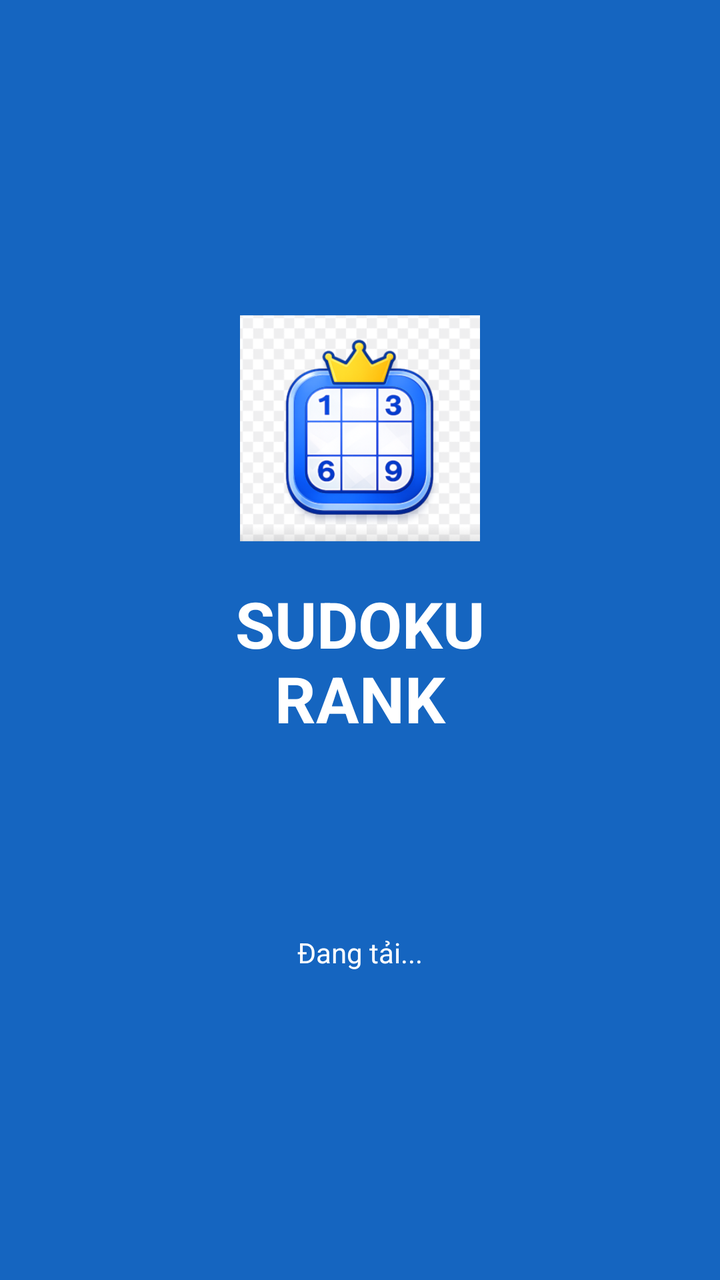
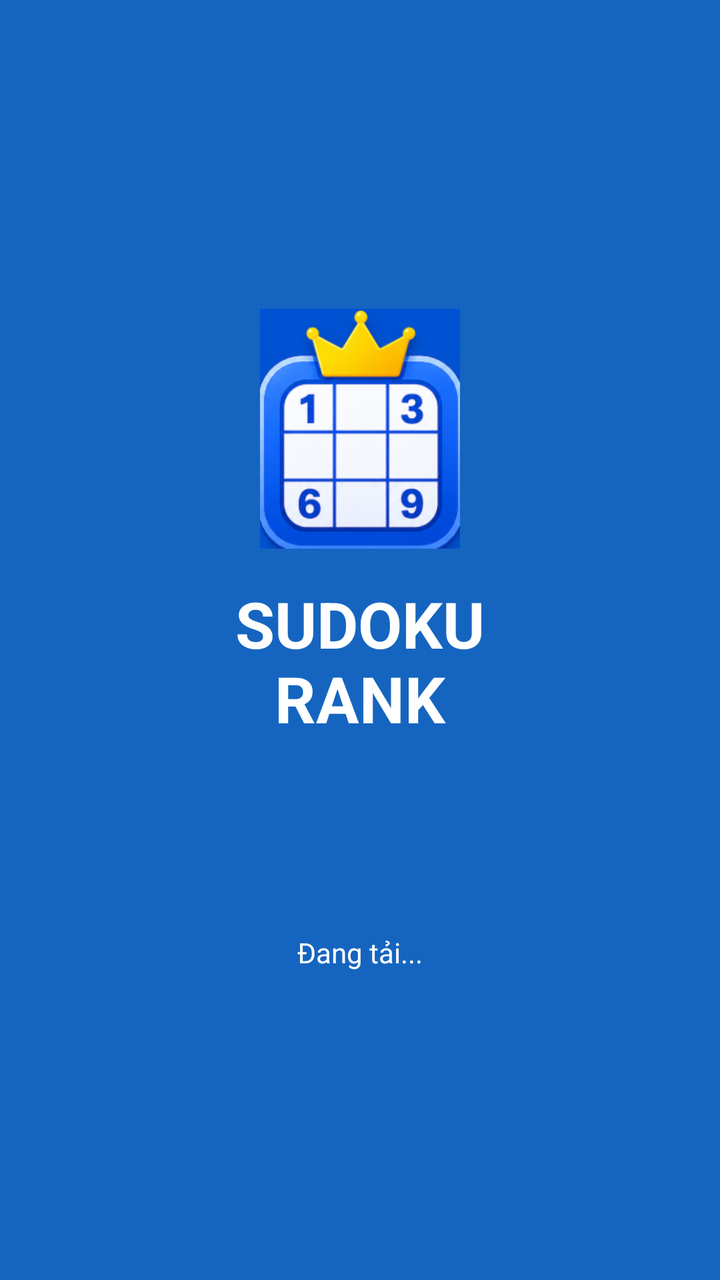

The first picture is an Android layout as it rendered before a commit; the second is the same layout after the commit. The layout source and the unified diff follow.
<!-- AndroidManifest.xml: application theme Theme.SudokuRank -->
<!-- res/layout/activity_splash.xml -->
<?xml version="1.0" encoding="utf-8"?>
<RelativeLayout xmlns:android="http://schemas.android.com/apk/res/android"
    android:layout_width="match_parent"
    android:layout_height="match_parent"
    android:background="@color/sudoku_primary_dark">

    <LinearLayout
        android:layout_width="wrap_content"
        android:layout_height="wrap_content"
        android:layout_centerInParent="true"
        android:gravity="center"
        android:orientation="vertical">

        <ImageView
            android:layout_width="120dp"
            android:layout_height="120dp"
            android:src="@mipmap/anhnennn" />

        <TextView
            android:layout_width="wrap_content"
            android:layout_height="wrap_content"
            android:layout_marginTop="16dp"
            android:text="SUDOKU\nRANK"
            android:textAlignment="center"
            android:textColor="@color/white"
            android:textSize="32sp"
            android:textStyle="bold" />

        <ProgressBar
            android:layout_width="wrap_content"
            android:layout_height="wrap_content"
            android:layout_marginTop="32dp"
            android:indeterminateTint="@color/white" />

        <TextView
            android:layout_width="wrap_content"
            android:layout_height="wrap_content"
            android:layout_marginTop="16dp"
            android:text="Đang tải..."
            android:textColor="@color/white"
            android:textSize="14sp" />
    </LinearLayout>

</RelativeLayout>
<!-- resources referenced by this layout -->
<resources>
  <color name="sudoku_primary_dark">#1565C0</color>
  <color name="white">#FFFFFFFF</color>
  <!-- mipmap anhnennn: webp bitmap (mipmap-hdpi, 15282 bytes) -->
  <style name="Theme.SudokuRank" parent="Base.Theme.SudokuRank" />
  <style name="Base.Theme.SudokuRank" parent="Theme.Material3.DayNight.NoActionBar">
          <item name="colorPrimary">@color/sudoku_primary</item>
          <item name="android:statusBarColor">@color/sudoku_primary_dark</item>
      </style>
  <color name="sudoku_primary">#1976D2</color>
</resources>

<!-- the commit's change to res/layout/activity_splash.xml (unified diff, before → after) -->
@@ -14,7 +14,7 @@
         <ImageView
             android:layout_width="120dp"
             android:layout_height="120dp"
-            android:src="@mipmap/anhnennn" />
+            android:src="@mipmap/anhnen" />
 
         <TextView
             android:layout_width="wrap_content"
<!-- resource entries referenced after the edit -->
@@ -2,7 +2,7 @@
 <resources>
   <color name="sudoku_primary_dark">#1565C0</color>
   <color name="white">#FFFFFFFF</color>
-  <!-- mipmap anhnennn: webp bitmap (mipmap-hdpi, 15282 bytes) -->
+  <!-- mipmap anhnen: png bitmap (mipmap-hdpi, 59009 bytes) -->
   <style name="Theme.SudokuRank" parent="Base.Theme.SudokuRank" />
   <style name="Base.Theme.SudokuRank" parent="Theme.Material3.DayNight.NoActionBar">
           <item name="colorPrimary">@color/sudoku_primary</item>
